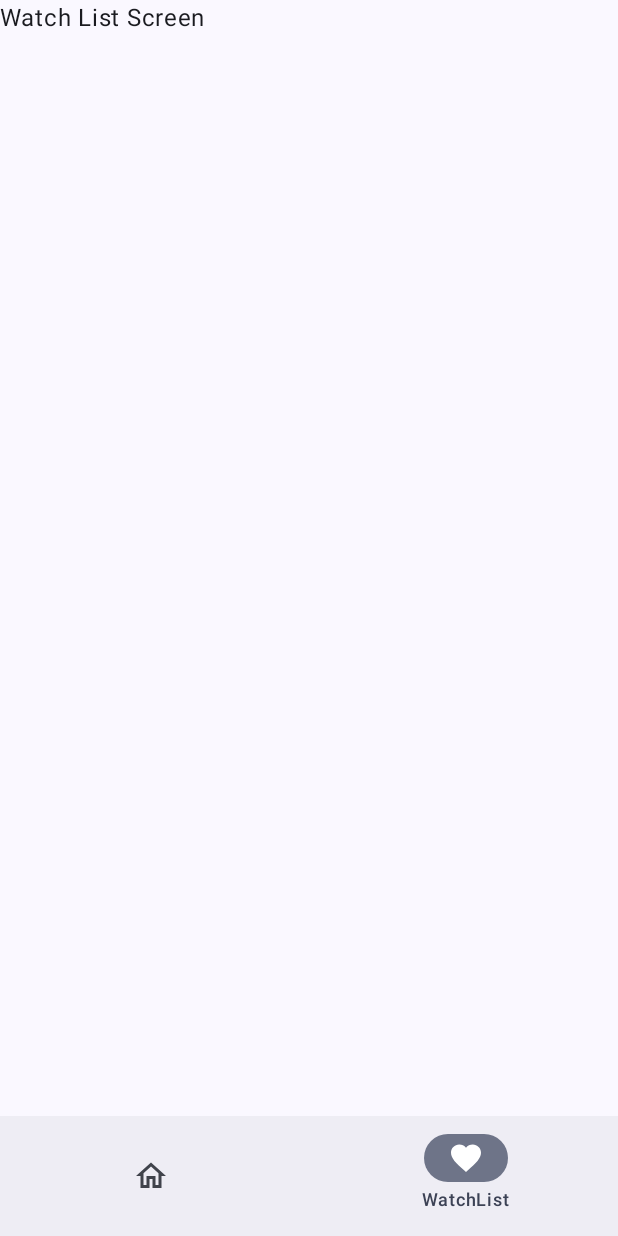
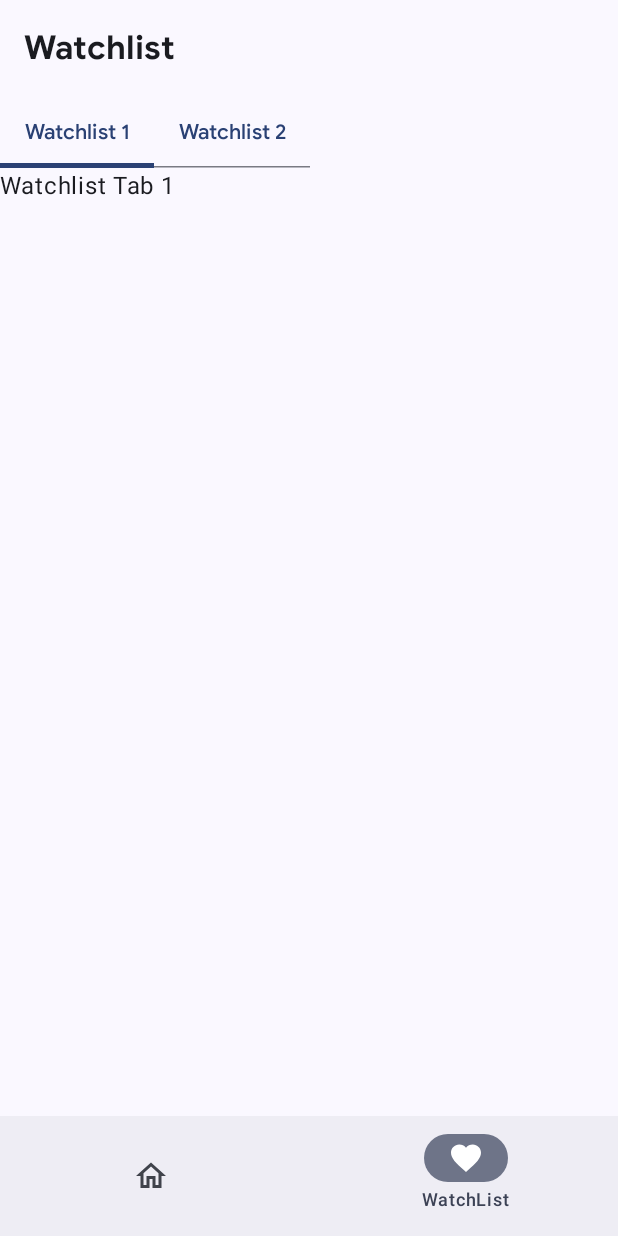
Before and after one commit to dusky04/stocks-kotlin, an Android app built with Jetpack Compose: the WatchListScreen screen opened through its navigation route, on a phone screen of 412 x 824 dp. Run offline under Robolectric (Android 15) with nearby library versions, the phone set to English and light mode, and no system bars.

Commit message:
Started working on watchlist screen

```diff
--- a/app/src/main/java/com/example/stocks/StocksApp.kt
+++ b/app/src/main/java/com/example/stocks/StocksApp.kt
@@ -47,8 +47,6 @@ sealed interface Destination {
     ) : Destination {
         override val route: String = "overview/{ticker}"
 
-        fun routeWithArgs(): String = "overview/$ticker"
-
         companion object {
             const val TICKER_ARG = "ticker"
             val arguments = listOf(
@@ -62,15 +60,12 @@ sealed interface Destination {
     ) : Destination {
         override val route: String = "toplist/{kind}"
 
-        fun routeWithArgs(): String = "overview/$kind"
-
         companion object {
             const val KIND = "kind"
             val arguments = listOf(
                 navArgument(KIND) { type = NavType.BoolType }
             )
         }
-
     }
 }
 
@@ -104,7 +99,7 @@ fun StocksApp(stocksViewModel: StocksViewModel) {
                             HomeScreen(stocksViewModel)
                         }
                         composable(Destination.WatchList.route) {
-                            WatchListScreen()
+                            WatchListScreen(stocksViewModel)
                         }
                         composable(
                             Destination.Overview("", "", "", "").route,
--- a/app/src/main/java/com/example/stocks/StocksViewModel.kt
+++ b/app/src/main/java/com/example/stocks/StocksViewModel.kt
@@ -136,4 +136,7 @@ class StocksViewModel : ViewModel() {
         }
     }
 
+
+
+
 }
--- a/app/src/main/java/com/example/stocks/screens/WatchListScreen.kt
+++ b/app/src/main/java/com/example/stocks/screens/WatchListScreen.kt
@@ -1,9 +1,88 @@
+// WatchListScreen.kt
+
 package com.example.stocks.screens
 
+import androidx.compose.foundation.layout.Column
+import androidx.compose.foundation.layout.WindowInsets
+import androidx.compose.foundation.layout.fillMaxSize
+import androidx.compose.foundation.layout.fillMaxWidth
+import androidx.compose.foundation.layout.statusBars
+import androidx.compose.foundation.layout.windowInsetsPadding
+import androidx.compose.material3.ExperimentalMaterial3Api
+import androidx.compose.material3.MaterialTheme
+import androidx.compose.material3.ScrollableTabRow
+import androidx.compose.material3.Tab
 import androidx.compose.material3.Text
+import androidx.compose.material3.TopAppBar
+import androidx.compose.material3.TopAppBarDefaults
 import androidx.compose.runtime.Composable
+import androidx.compose.runtime.getValue
+import androidx.compose.runtime.mutableIntStateOf
+import androidx.compose.runtime.saveable.rememberSaveable
+import androidx.compose.runtime.setValue
+import androidx.compose.ui.Modifier
+import androidx.compose.ui.text.font.FontWeight
+import androidx.compose.ui.text.style.TextOverflow
+import androidx.compose.ui.unit.dp
+import com.example.stocks.StocksViewModel
+import com.example.stocks.ui.theme.sansFontFamily
 
+
+enum class TabRoutes(val label: String) {
+    WATCH_ONE("Watchlist 1"),
+    WATCH_TWO("Watchlist 2")
+}
+
+
+@OptIn(ExperimentalMaterial3Api::class)
 @Composable
-fun WatchListScreen() {
-    Text("Watch List Screen")
+fun WatchListScreen(viewModel: StocksViewModel) { // Accept the ViewModel
+    // navController is no longer needed here for tab switching
+    val startDestination = TabRoutes.WATCH_ONE
+    var selectedDestination by rememberSaveable { mutableIntStateOf(startDestination.ordinal) }
+
+    // Use a Column to place the TabRow above the content
+    Column(modifier = Modifier.fillMaxSize()) {
+        TopAppBar(
+            title = {
+                Text(
+                    text = "Watchlist",
+                    fontWeight = FontWeight.SemiBold,
+                    fontFamily = sansFontFamily,
+                    modifier = Modifier.fillMaxWidth()
+                )
+            },
+            colors = TopAppBarDefaults.topAppBarColors(
+                containerColor = MaterialTheme.colorScheme.surface
+            ),
+            modifier = Modifier.windowInsetsPadding(WindowInsets.statusBars)
+        )
+
+        ScrollableTabRow(
+            selectedTabIndex = selectedDestination,
+            modifier = Modifier.fillMaxWidth(),
+            edgePadding = 0.dp,
+        ) {
+            TabRoutes.entries.forEachIndexed { idx, tabRoute ->
+                Tab(
+                    selected = (selectedDestination == idx),
+                    onClick = {
+                        // Just update the state. No navigation needed.
+                        selectedDestination = idx
+                    },
+                    text = {
+                        Text(
+                            text = tabRoute.label,
+                            maxLines = 1,
+                            overflow = TextOverflow.Ellipsis,
+                            fontFamily = sansFontFamily
+                        )
+                    }
+                )
+            }
+        }
+
+        // Display the content for the currently selected tab
+        WatchListTabScreen(viewModel = viewModel, idx = selectedDestination)
+    }
 }
--- /dev/null
+++ b/app/src/main/java/com/example/stocks/screens/WatchListTabScreen.kt
@@ -0,0 +1,10 @@
+package com.example.stocks.screens
+
+import androidx.compose.material3.Text
+import androidx.compose.runtime.Composable
+import com.example.stocks.StocksViewModel
+
+@Composable
+fun WatchListTabScreen(viewModel: StocksViewModel, idx: Int) {
+    Text("Watchlist Tab ${idx + 1}")
+}
```
Also changed, not shown: app/src/main/java/com/example/stocks/components/BottomSheet.kt (+56 -21 lines), app/src/main/java/com/example/stocks/data/WatchlistItem.kt (added, +7 -0 lines), app/src/main/java/com/example/stocks/screens/OverviewScreen.kt (+5 -20 lines).
